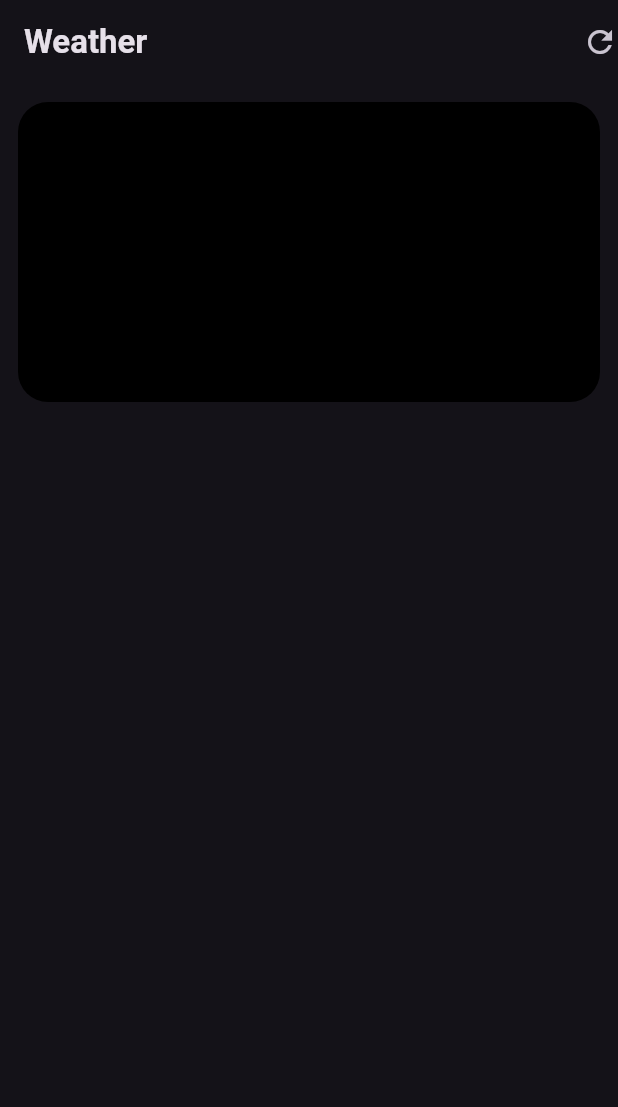
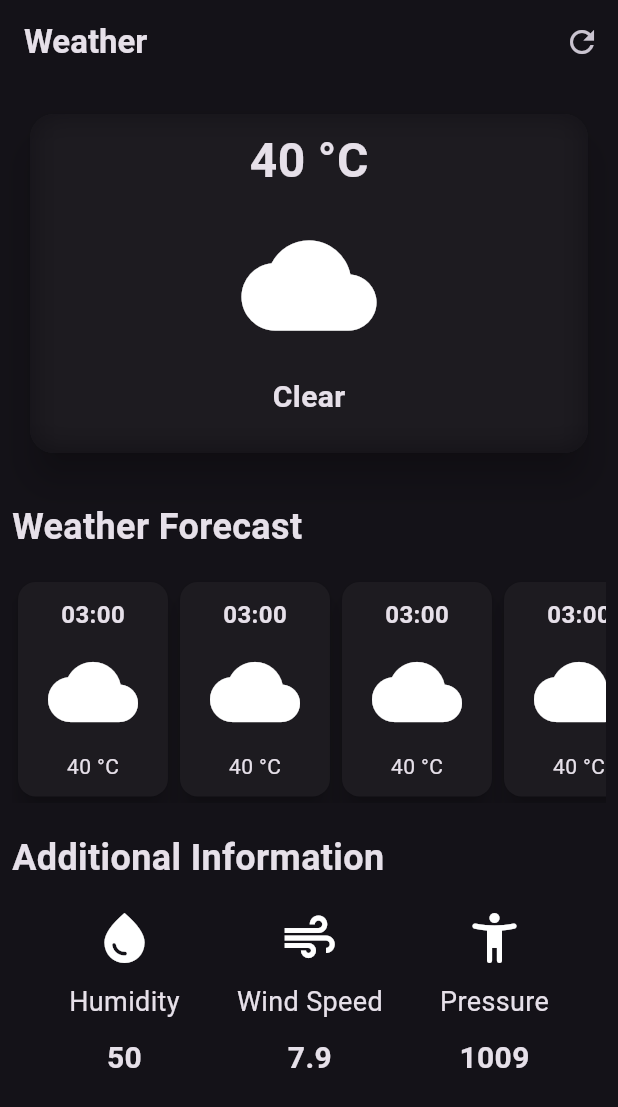
Before and after one commit to TitanGamer03/weather_app, a Flutter app: the screen it shows after launch, on a phone screen of 412 x 824 dp. Shown: the top 1107 px of the screen. Run offline on Flutter 3.47's test engine with Material 3 defaults, Android fonts, the phone set to English and light mode, and no system bars.

Commit message:
Basic UI Completed.

```diff
--- a/lib/main.dart
+++ b/lib/main.dart
@@ -14,7 +14,7 @@ class MyApp extends StatelessWidget {
       title: 'Weather App',
       debugShowCheckedModeBanner: false,
       theme: ThemeData.dark(useMaterial3: true),
-      home: const WeatherPage(title: 'Weather'),
+      home: const WeatherPage(),
     );
   }
 }
--- a/lib/screens/weather_screen.dart
+++ b/lib/screens/weather_screen.dart
@@ -1,8 +1,12 @@
+import 'dart:ui';
+
 import 'package:flutter/material.dart';
+import 'package:weather_app/widgets/additional_info.dart';
+
+import '../widgets/forecast_card.dart';
 
 class WeatherPage extends StatefulWidget{
-  const WeatherPage({super.key, required this.title});
-  final String title;
+  const WeatherPage({super.key});
 
   @override
   State<WeatherPage> createState() => _WeatherPageState();
@@ -13,31 +17,116 @@ class _WeatherPageState extends State<WeatherPage> {
   Widget build(BuildContext context) {
     return Scaffold(
       appBar: AppBar(
-        title: Text(
-          widget.title,
+        title: const Text(
+          "Weather",
           style: TextStyle(fontWeight: FontWeight.bold),
         ),
         actions: [
-          GestureDetector(
-            onTap: (){},
-              child: const Icon(Icons.refresh)
+          IconButton(
+            onPressed: (){
+              setState(() {});
+            },
+            icon: const Icon(Icons.refresh)
           ),
         ],
       ),
-      body: Center(
-        child: Column(
-          children: [
-            Padding(
-              padding: const EdgeInsets.all(12.0),
-              child: Container(
-                height: 200,
-                decoration: BoxDecoration(
-                  borderRadius: BorderRadius.circular(20),
-                  color: Colors.black,
+      body: Padding(
+        padding: const EdgeInsets.all(8.0),
+        child: Center(
+          child: Column(
+            crossAxisAlignment: CrossAxisAlignment.start,
+            children: [
+              SizedBox(
+                width: double.infinity,
+                height: 250,
+                child: Padding(
+                  padding: const EdgeInsets.all(8.0),
+                  child: Card(
+                    shape: const RoundedRectangleBorder(
+                      borderRadius: BorderRadius.all(Radius.circular(16))
+                    ),
+                    elevation: 10,
+                    child: ClipRRect(
+                      borderRadius: const BorderRadius.all(Radius.circular(16)),
+                      child: BackdropFilter(
+                        filter: ImageFilter.blur(sigmaX: 10, sigmaY: 10),
+                        child: const Padding(
+                          padding: EdgeInsets.all(8.0),
+                          child: Column(
+                            children: [
+                              Text(
+                                "40 °C",
+                                style: TextStyle(
+                                  fontWeight: FontWeight.bold,
+                                  fontSize: 32
+                                ),
+                              ),
+
+                              SizedBox(height: 15,),
+
+                              Icon(
+                                Icons.cloud,
+                                size: 90,
+                              ),
+
+                              SizedBox(height: 15,),
+
+                              Text(
+                                "Clear",
+                                style: TextStyle(
+                                  fontWeight: FontWeight.bold,
+                                  fontSize: 20
+                                ),
+                              )
+                            ],
+                          ),
+                        ),
+                      ),
+                    )
+                  ),
                 ),
               ),
-            ),
-          ],
+
+              const SizedBox(height: 20,),
+
+              Text(
+                "Weather Forecast",
+                style: TextStyle(
+                  fontWeight: FontWeight.bold,
+                  fontSize: 24,
+                )
+              ),
+
+              const SizedBox(height: 16,),
+
+              const SingleChildScrollView(
+                scrollDirection: Axis.horizontal,
+                child: Row(
+                  children:[
+                    ForecastCard(),
+                    ForecastCard(),
+                    ForecastCard(),
+                    ForecastCard(),
+                    ForecastCard(),
+                  ],
+                ),
+              ),
+
+              const SizedBox(height: 20,),
+
+              Text(
+                "Additional Information",
+                style: TextStyle(
+                  fontWeight: FontWeight.bold,
+                  fontSize: 24,
+                ),
+              ),
+
+              const SizedBox(height: 16,),
+
+              const AdditionalInfo(),
+            ],
+          ),
         ),
       ),
     );
--- /dev/null
+++ b/lib/widgets/additional_info.dart
@@ -0,0 +1,86 @@
+import 'package:flutter/material.dart';
+
+class AdditionalInfo extends StatelessWidget{
+  const AdditionalInfo({super.key});
+
+  @override
+  Widget build(BuildContext context) {
+    return const Row(
+      mainAxisAlignment: MainAxisAlignment.spaceEvenly,
+      children: [
+        Column(
+          children: [
+            Icon(
+              Icons.water_drop,
+              size: 40,
+            ),
+            SizedBox(height: 10,),
+            Text(
+              "Humidity",
+              style: TextStyle(
+                fontSize: 18,
+              ),
+            ),
+            SizedBox(height: 10,),
+            Text(
+              "50",
+              style: TextStyle(
+                fontSize: 20,
+                fontWeight: FontWeight.bold,
+              ),
+            ),
+          ],
+        ),
+
+        Column(
+          children: [
+            Icon(
+              Icons.air,
+              size: 40,
+            ),
+            SizedBox(height: 10,),
+            Text(
+              "Wind Speed",
+              style: TextStyle(
+                fontSize: 18,
+              ),
+            ),
+            SizedBox(height: 10,),
+            Text(
+              "7.9",
+              style: TextStyle(
+                fontSize: 20,
+                fontWeight: FontWeight.bold,
+              ),
+            ),
+          ],
+        ),
+
+        Column(
+          children: [
+            Icon(
+              Icons.accessibility_new_rounded,
+              size: 40,
+            ),
+            SizedBox(height: 10,),
+            Text(
+              "Pressure",
+              style: TextStyle(
+                fontSize: 18,
+              ),
+            ),
+            SizedBox(height: 10,),
+            Text(
+              "1009",
+              style: TextStyle(
+                fontSize: 20,
+                fontWeight: FontWeight.bold,
+              ),
+            ),
+          ],
+        ),
+      ],
+    );
+  }
+
+}
--- /dev/null
+++ b/lib/widgets/forecast_card.dart
@@ -0,0 +1,44 @@
+import 'package:flutter/material.dart';
+
+class ForecastCard extends StatelessWidget{
+  const ForecastCard({super.key});
+
+  @override
+  Widget build(BuildContext context) {
+    return Card(
+      elevation: 6,
+      child: Container(
+        width: 100,
+        padding: const EdgeInsets.all(10.0),
+        decoration: BoxDecoration(
+          borderRadius: BorderRadius.circular(10),
+        ),
+        child: const Column(
+          children: [
+            Text(
+              "03:00",
+              style: TextStyle(
+                fontWeight: FontWeight.bold,
+                fontSize: 16,
+              ),
+            ),
+
+            SizedBox(height: 10,),
+
+            Icon(
+              Icons.cloud,
+              size: 60,
+            ),
+
+            SizedBox(height: 10,),
+
+            Text(
+              "40 °C",
+            ),
+          ],
+        ),
+      ),
+    );
+  }
+
+}
```
